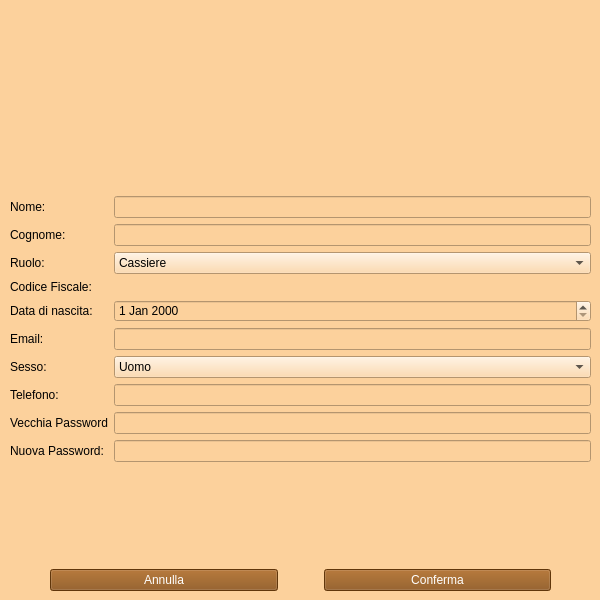
Qt form Dipendente/view/vistaModificaDipendente.ui (ManuelMarrone/GestioneBowling) before a commit.
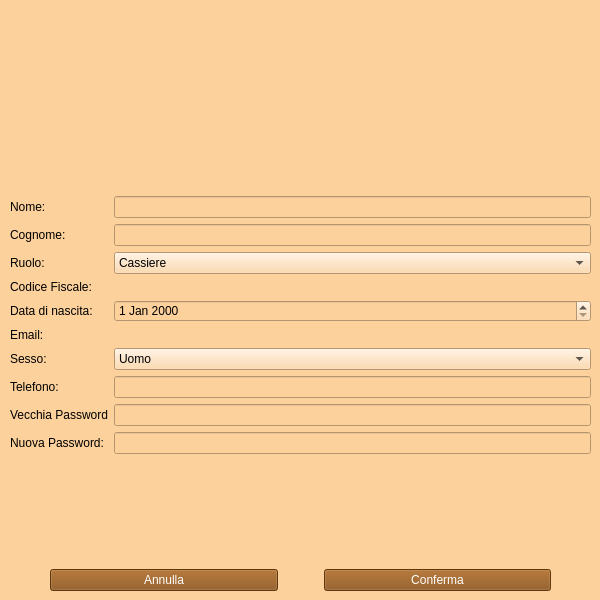
The same form after that commit. Icons and pictures are not drawn.

Commit message: email univoca per il dipendente

The edit to the form file:
```diff
--- a/Dipendente/view/vistaModificaDipendente.ui
+++ b/Dipendente/view/vistaModificaDipendente.ui
@@ -156,9 +156,6 @@
         </property>
        </widget>
       </item>
-      <item row="5" column="1">
-       <widget class="QLineEdit" name="textEmail"/>
-      </item>
       <item row="6" column="0">
        <widget class="QLabel" name="label_7">
         <property name="text">
@@ -225,6 +222,13 @@
         </property>
        </widget>
       </item>
+      <item row="5" column="1">
+       <widget class="QLabel" name="EmailLabel">
+        <property name="text">
+         <string/>
+        </property>
+       </widget>
+      </item>
      </layout>
     </item>
     <item>
```
The commit also changes 3 other files.
